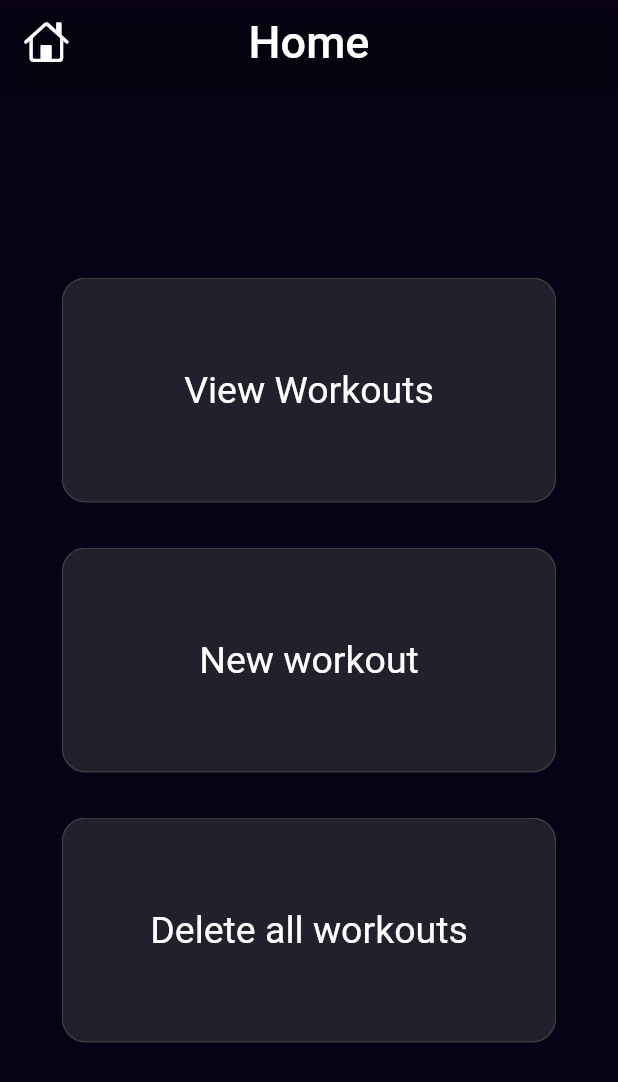
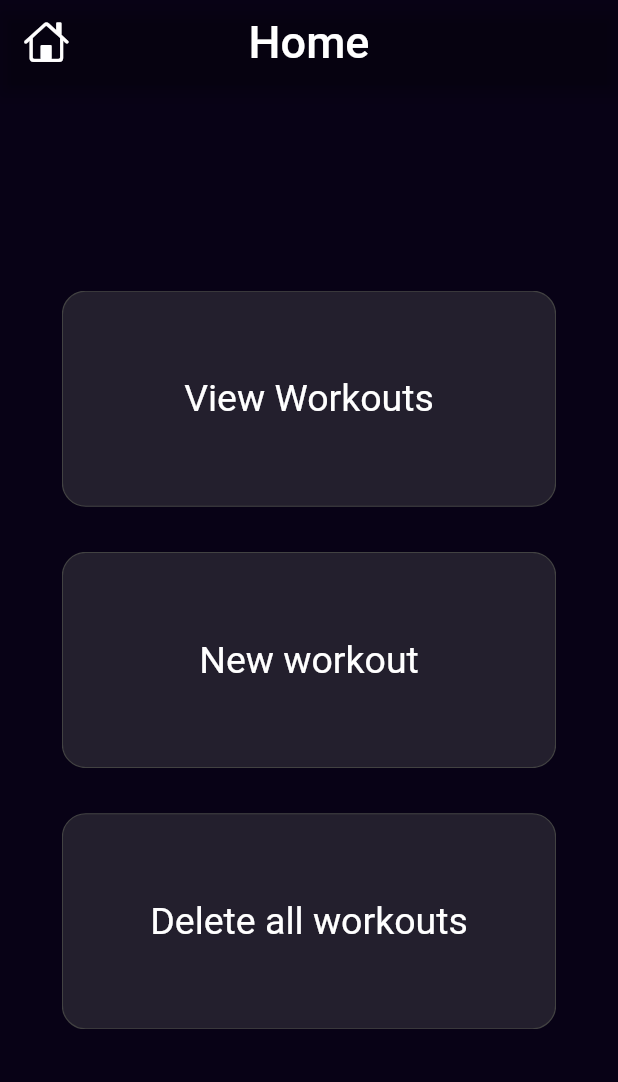
Before and after one commit to aevinj/Overload, a Flutter app: the Homepage screen opened directly, on a phone screen of 412 x 824 dp. Shown: the top 1082 px of the screen. Run offline on Flutter 3.47's test engine with Material 2 defaults, Android fonts, the phone set to English and light mode, and no system bars; our stand-ins replace hive, hive_flutter; accounts and stored records are empty.

Commit message:
vertical resizability for homepage

```diff
--- a/lib/pages/homepage.dart
+++ b/lib/pages/homepage.dart
@@ -48,7 +48,7 @@ class _HomepageState extends State<Homepage> {
               );
             },
             width: widthOfCurrentDevice(context) * 0.8,
-            height: 150,
+            height: heightOfCurrentDevice(context) * 0.175,
             child: Text(
               "View Workouts",
               style: Font(),
@@ -64,7 +64,7 @@ class _HomepageState extends State<Homepage> {
                   CupertinoPageRoute(builder: (context) => const NewWorkout()));
             },
             width: widthOfCurrentDevice(context) * 0.8,
-            height: 150,
+            height: heightOfCurrentDevice(context) * 0.175,
             child: Text(
               "New workout",
               style: Font(),
@@ -91,7 +91,7 @@ class _HomepageState extends State<Homepage> {
               );
             },
             width: widthOfCurrentDevice(context) * 0.8,
-            height: 150,
+            height: heightOfCurrentDevice(context) * 0.175,
             child: Text(
               "Delete all workouts",
               style: Font(),
```
